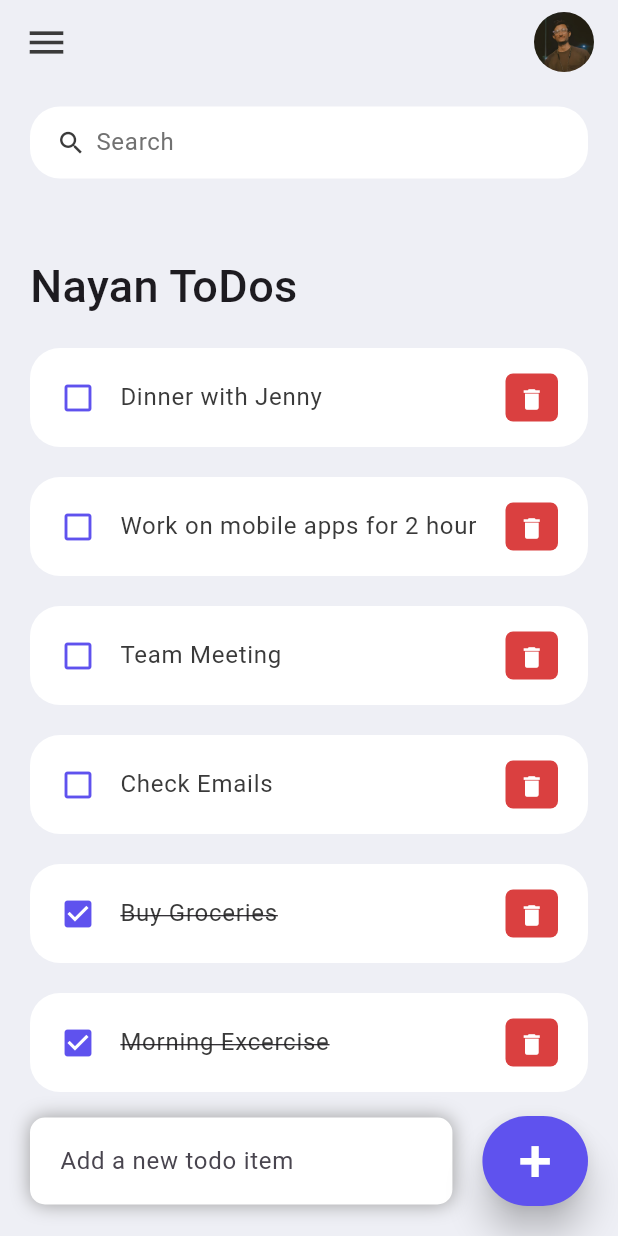
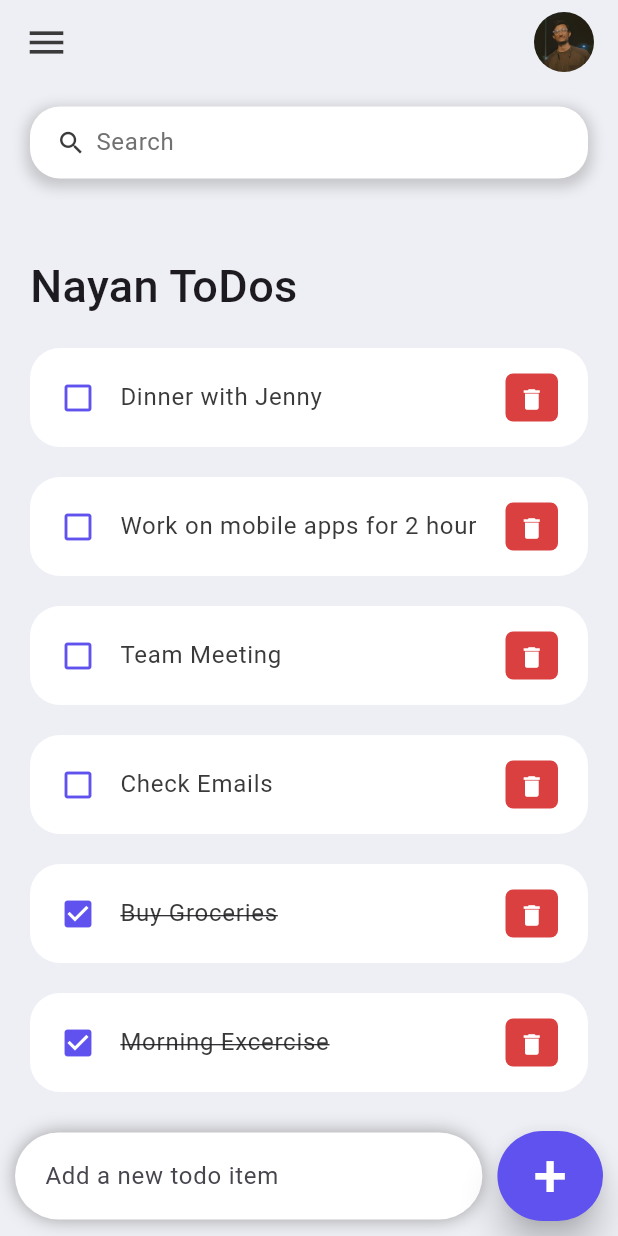
Before and after one commit to nayanraut1412/ToDo_App, a Flutter app: the screen it shows after launch, on a phone screen of 412 x 824 dp. Run offline on Flutter 3.47's test engine with Material 3 defaults, Android fonts, the phone set to English and light mode, and no system bars.

Commit message:
Overlaying slove

```diff
--- a/lib/screens/home.dart
+++ b/lib/screens/home.dart
@@ -24,12 +24,16 @@ class _HomeState extends State<Home> {
 
   @override
   Widget build(BuildContext context) {
+    double screenHeight = MediaQuery.of(context).size.height;
     return Scaffold(
       backgroundColor: tdBGColor,
       appBar: _buildAppBar(),
       body: Stack(
         children: [
           Container(
+            //print(screenHeight);
+            height: screenHeight * 0.82,
+            // height: 650,
             padding: EdgeInsets.symmetric(
               horizontal: 20,
               vertical: 15,
@@ -71,9 +75,9 @@ class _HomeState extends State<Home> {
               Expanded(
                 child: Container(
                   margin: EdgeInsets.only(
-                    bottom: 20,
-                    right: 20,
-                    left: 20,
+                    bottom: 10,
+                    right: 10,
+                    left: 10,
                   ),
                   padding: EdgeInsets.symmetric(
                     horizontal: 20,
@@ -89,7 +93,7 @@ class _HomeState extends State<Home> {
                         spreadRadius: 0.0,
                       ),
                     ],
-                    borderRadius: BorderRadius.circular(10),
+                    borderRadius: BorderRadius.circular(30),
                   ),
                   child: TextField(
                     controller: _todoController,
@@ -101,8 +105,8 @@ class _HomeState extends State<Home> {
               ),
               Container(
                 margin: EdgeInsets.only(
-                  bottom: 20,
-                  right: 20,
+                  bottom: 10,
+                  right: 10,
                 ),
                 child: ElevatedButton(
                   child: Text(
@@ -171,6 +175,14 @@ class _HomeState extends State<Home> {
       decoration: BoxDecoration(
         color: Colors.white,
         borderRadius: BorderRadius.circular(20),
+        boxShadow: [
+          BoxShadow(
+            color: Colors.grey.withOpacity(0.5),
+            spreadRadius: 3,
+            blurRadius: 7,
+            offset: Offset(0, 3), // changes position of shadow
+          ),
+        ],
       ),
       child: TextField(
         onChanged: (value) => _runFilter(value),
```
